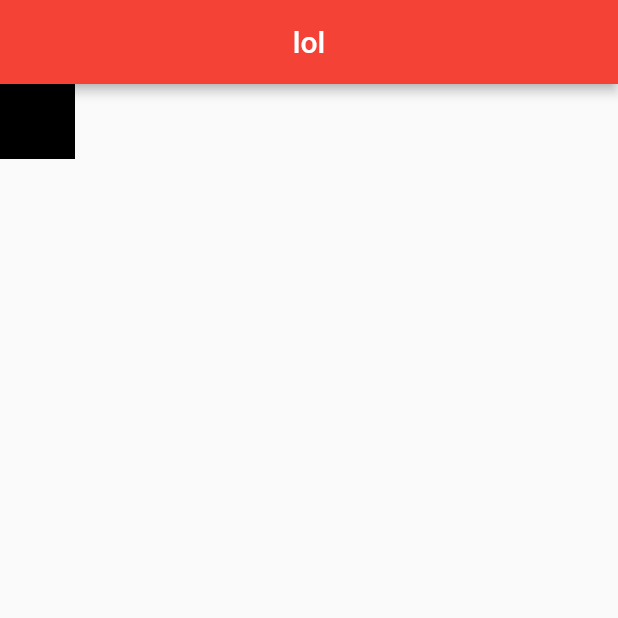
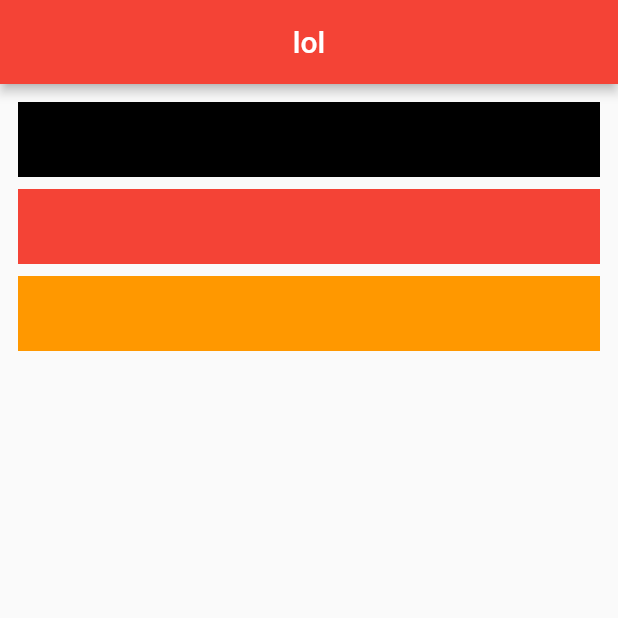
Before and after one commit to Kvaara/flutter_time_tracker, a Flutter app: the screen it shows after launch, on a phone screen of 412 x 824 dp, the top half of it. Run offline on Flutter 3.47's test engine with Material 2 defaults, Android fonts, the phone set to English and light mode, and no system bars.

Commit message:
Created a private method that returns a Widget called _buildContent. At this particular moment the method returns only empty containers/divs that are colored. However, I wiill build a sign up/sign in page with them.

```diff
--- a/lib/app/sign_in/sign_in.page.dart
+++ b/lib/app/sign_in/sign_in.page.dart
@@ -10,15 +10,41 @@ class SignInPage extends StatelessWidget {
           ),
           elevation: 3.0,
         ),
-        body: Column(
-          children: <Widget>[
-            Container(
-                color: Colors.black,
-                child: SizedBox(
-                  width: 50,
-                  height: 50,
-                ))
-          ],
-        ));
+        body: _buildContent());
+  }
+
+  Widget _buildContent() {
+    return Container(
+      margin: EdgeInsets.all(12.0),
+      child: Column(
+        crossAxisAlignment: CrossAxisAlignment.stretch,
+        children: <Widget>[
+          Container(
+            color: Colors.black,
+            child: const SizedBox(
+              height: 50,
+            ),
+          ),
+          const SizedBox(
+            height: 8,
+          ),
+          Container(
+            color: Colors.red,
+            child: const SizedBox(
+              height: 50,
+            ),
+          ),
+          const SizedBox(
+            height: 8,
+          ),
+          Container(
+            color: Colors.orange,
+            child: const SizedBox(
+              height: 50,
+            ),
+          )
+        ],
+      ),
+    );
   }
 }
```
